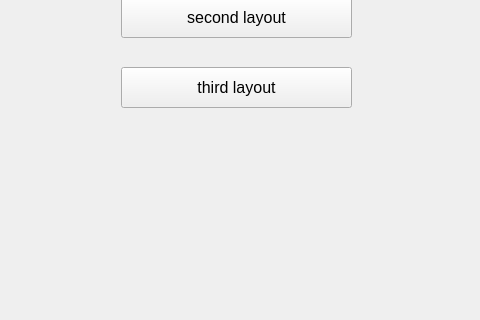
Above: mainwindow.ui from xiaopanz/DynamixelServoApplicaition before the change; both pictures show x 159 to 639 and y 183 to 503 of the 800 by 600 pixel window. Below: the same form after it.
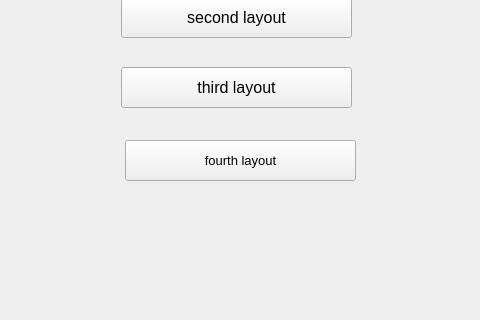
That is the form after the change.

What changed in the file:
```diff
--- a/mainwindow.ui
+++ b/mainwindow.ui
@@ -14,7 +14,6 @@
    <font>
     <family>Tahoma</family>
     <pointsize>10</pointsize>
-    <weight>50</weight>
     <bold>false</bold>
    </font>
   </property>
@@ -106,6 +105,19 @@
      <string>third layout</string>
     </property>
    </widget>
+   <widget class="QPushButton" name="pushButton">
+    <property name="geometry">
+     <rect>
+      <x>284</x>
+      <y>323</y>
+      <width>231</width>
+      <height>41</height>
+     </rect>
+    </property>
+    <property name="text">
+     <string>fourth layout</string>
+    </property>
+   </widget>
   </widget>
   <widget class="QMenuBar" name="menubar">
    <property name="geometry">
```
Left out of the diff: 6 changed lines with no effect on the pictures.
